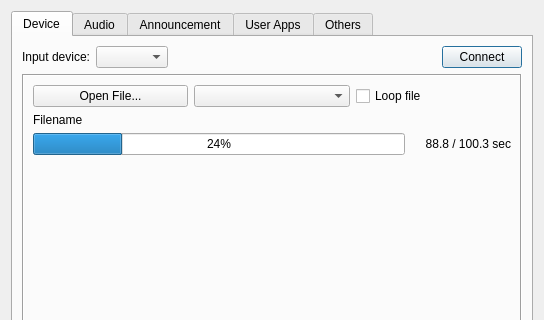
This is gui/setupdialog.ui in KejPi/AbracaDABra as Qt 5 draws it before an edit; both pictures show x 0 to 544 and y 0 to 320 of the 544 by 634 pixel window. The edited form follows.
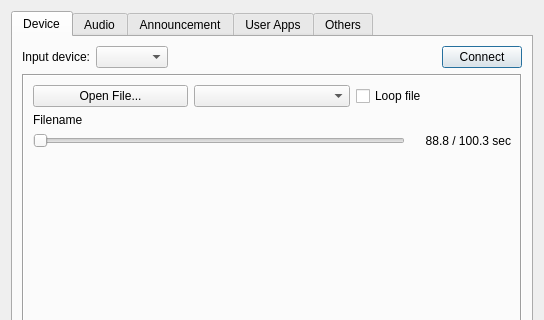
This is the edited form. The open tabs and pages were chosen to show the change. Custom widgets are drawn as their Qt base class.

Commit message: feat: Possibility to seek in raw file by moving slider in Settings dialog

Diff of the .ui file:
```diff
--- a/gui/setupdialog.ui
+++ b/gui/setupdialog.ui
@@ -639,9 +639,9 @@
            <item>
             <layout class="QHBoxLayout" name="horizontalLayout_14">
              <item>
-              <widget class="QProgressBar" name="rawFileProgressBar">
-               <property name="value">
-                <number>24</number>
+              <widget class="QSlider" name="rawFileSlider">
+               <property name="orientation">
+                <enum>Qt::Horizontal</enum>
                </property>
               </widget>
              </item>
```
Left out of the diff: 4 changed lines with no effect on the pictures. The commit also changes 5 other files.
